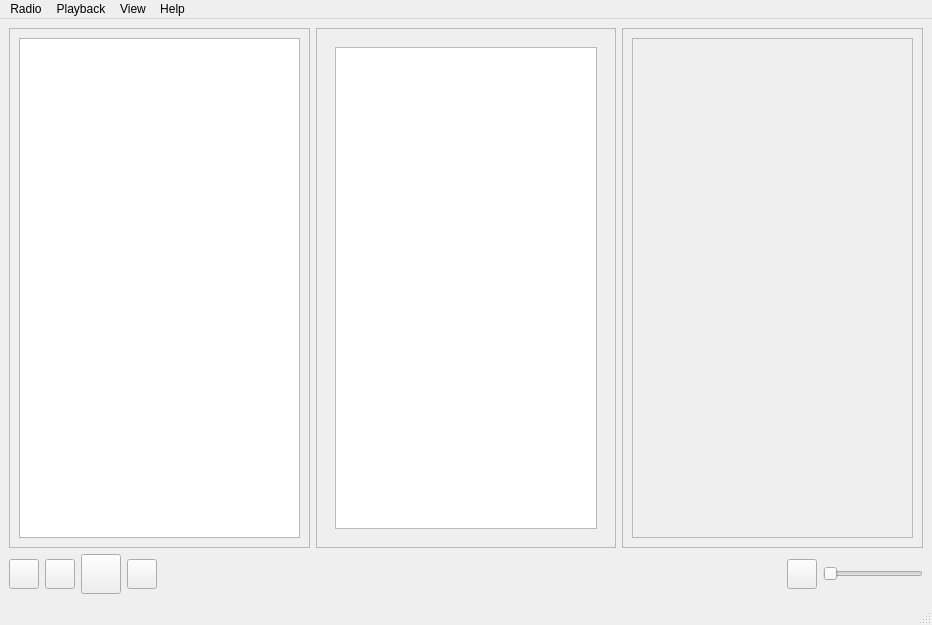
The window that mainwindow.ui (grzesiekkedzior/TuneScape) describes before a commit, drawn with Qt 5.
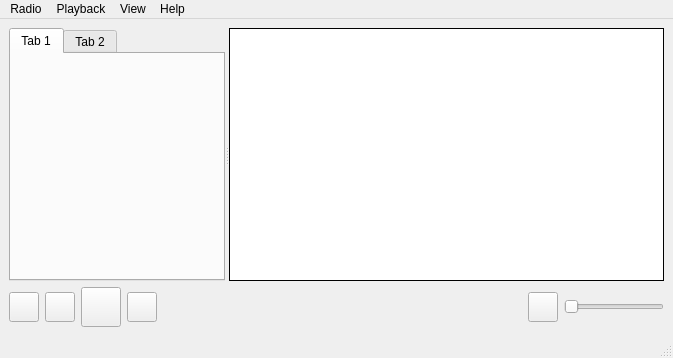
The same window after the commit. Icons and pictures are not drawn.

Commit message:
Add tab widget to the menu area
Set the menu on the tab widget and delete the info window.

The edit to the form file:
```diff
--- a/mainwindow.ui
+++ b/mainwindow.ui
@@ -6,19 +6,78 @@
    <rect>
     <x>0</x>
     <y>0</y>
-    <width>932</width>
-    <height>625</height>
+    <width>673</width>
+    <height>358</height>
    </rect>
   </property>
   <property name="windowTitle">
    <string>MainWindow</string>
   </property>
   <widget class="QWidget" name="centralwidget">
-   <layout class="QVBoxLayout" name="verticalLayout_2">
+   <property name="sizePolicy">
+    <sizepolicy hsizetype="Expanding" vsizetype="Expanding">
+     <horstretch>0</horstretch>
+     <verstretch>0</verstretch>
+    </sizepolicy>
+   </property>
+   <layout class="QVBoxLayout" name="verticalLayout">
     <item>
-     <layout class="QHBoxLayout" name="horizontalLayout">
-      <item>
+     <widget class="QSplitter" name="splitter">
+      <property name="sizePolicy">
+       <sizepolicy hsizetype="Expanding" vsizetype="Expanding">
+        <horstretch>0</horstretch>
+        <verstretch>0</verstretch>
+       </sizepolicy>
+      </property>
+      <property name="orientation">
+       <enum>Qt::Horizontal</enum>
+      </property>
        <widget class="QScrollArea" name="scrollArea">
+       <property name="styleSheet">
+        <string notr="true">/* Dostosowanie paska przewijania w QTreeView */
+QScrollBar:vertical {
+    width: 6px;
+    background: transparent;
+}
+
+QScrollBar::handle:vertical {
+    background: rgba(0, 0, 0, 30);
+    border-radius: 3px;
+}
+
+QScrollBar::add-line:vertical,
+QScrollBar::sub-line:vertical {
+    height: 0px;
+}
+
+QScrollBar:horizontal {
+    height: 6px;
+    background: transparent;
+}
+
+QScrollBar::handle:horizontal {
+    background: rgba(0, 0, 0, 30);
+    border-radius: 3px;
+}
+
+QScrollBar::add-line:horizontal,
+QScrollBar::sub-line:horizontal {
+    width: 0px;
+}
+</string>
+       </property>
+       <property name="frameShape">
+        <enum>QFrame::NoFrame</enum>
+       </property>
+       <property name="frameShadow">
+        <enum>QFrame::Plain</enum>
+       </property>
+       <property name="lineWidth">
+        <number>1</number>
+       </property>
+       <property name="sizeAdjustPolicy">
+        <enum>QAbstractScrollArea::AdjustIgnored</enum>
+       </property>
         <property name="widgetResizable">
          <bool>true</bool>
         </property>
@@ -27,20 +86,89 @@
           <rect>
            <x>0</x>
            <y>0</y>
-           <width>294</width>
-           <height>499</height>
-          </rect>
-         </property>
+          <width>310</width>
+          <height>236</height>
+         </rect>
+        </property>
+        <property name="styleSheet">
+         <string notr="true"/>
+        </property>
          <layout class="QHBoxLayout" name="horizontalLayout_2">
+         <property name="spacing">
+          <number>0</number>
+         </property>
+         <property name="leftMargin">
+          <number>0</number>
+         </property>
+         <property name="topMargin">
+          <number>0</number>
+         </property>
+         <property name="rightMargin">
+          <number>0</number>
+         </property>
+         <property name="bottomMargin">
+          <number>0</number>
+         </property>
           <item>
-           <widget class="QTreeView" name="treeView"/>
-          </item>
-         </layout>
-        </widget>
-       </widget>
-      </item>
-      <item>
+          <widget class="QTabWidget" name="tabWidget">
+           <widget class="QWidget" name="tab">
+            <attribute name="title">
+             <string>Tab 1</string>
+            </attribute>
+            <layout class="QHBoxLayout" name="horizontalLayout_6">
+             <item>
+              <layout class="QHBoxLayout" name="horizontalLayout">
+               <item>
+                <widget class="QTreeView" name="treeView">
+                 <property name="sizePolicy">
+                  <sizepolicy hsizetype="Expanding" vsizetype="Expanding">
+                   <horstretch>0</horstretch>
+                   <verstretch>0</verstretch>
+                  </sizepolicy>
+                 </property>
+                 <property name="styleSheet">
+                  <string notr="true">background-color: transparent;</string>
+                 </property>
+                 <property name="frameShape">
+                  <enum>QFrame::NoFrame</enum>
+                 </property>
+                 <property name="lineWidth">
+                  <number>1</number>
+                 </property>
+                 <property name="sizeAdjustPolicy">
+                  <enum>QAbstractScrollArea::AdjustToContentsOnFirstShow</enum>
+                 </property>
+                 <property name="indentation">
+                  <number>5</number>
+                 </property>
+                </widget>
+               </item>
+              </layout>
+             </item>
+            </layout>
+           </widget>
+           <widget class="QWidget" name="tab_2">
+            <attribute name="title">
+             <string>Tab 2</string>
+            </attribute>
+           </widget>
+          </widget>
+         </item>
+        </layout>
+       </widget>
+      </widget>
        <widget class="QScrollArea" name="scrollArea_2">
+       <property name="styleSheet">
+        <string notr="true">QScrollArea {
+		border: none;
+}</string>
+       </property>
+       <property name="frameShape">
+        <enum>QFrame::NoFrame</enum>
+       </property>
+       <property name="sizeAdjustPolicy">
+        <enum>QAbstractScrollArea::AdjustIgnored</enum>
+       </property>
         <property name="widgetResizable">
          <bool>true</bool>
         </property>
@@ -49,17 +177,54 @@
           <rect>
            <x>0</x>
            <y>0</y>
-           <width>300</width>
-           <height>499</height>
+          <width>335</width>
+          <height>236</height>
           </rect>
          </property>
          <layout class="QHBoxLayout" name="horizontalLayout_3">
+         <property name="spacing">
+          <number>5</number>
+         </property>
+         <property name="leftMargin">
+          <number>0</number>
+         </property>
+         <property name="topMargin">
+          <number>0</number>
+         </property>
+         <property name="rightMargin">
+          <number>0</number>
+         </property>
+         <property name="bottomMargin">
+          <number>0</number>
+         </property>
           <item>
            <widget class="QStackedWidget" name="stackedWidget">
             <widget class="QWidget" name="page">
              <layout class="QHBoxLayout" name="horizontalLayout_4">
+             <property name="spacing">
+              <number>0</number>
+             </property>
+             <property name="leftMargin">
+              <number>0</number>
+             </property>
+             <property name="topMargin">
+              <number>0</number>
+             </property>
+             <property name="rightMargin">
+              <number>0</number>
+             </property>
+             <property name="bottomMargin">
+              <number>0</number>
+             </property>
               <item>
-               <widget class="QListView" name="listView"/>
+              <widget class="QListView" name="listView">
+               <property name="frameShape">
+                <enum>QFrame::Panel</enum>
+               </property>
+               <property name="frameShadow">
+                <enum>QFrame::Plain</enum>
+               </property>
+              </widget>
               </item>
              </layout>
             </widget>
@@ -69,37 +234,7 @@
          </layout>
         </widget>
        </widget>
-      </item>
-      <item>
-       <widget class="QScrollArea" name="scrollArea_3">
-        <property name="widgetResizable">
-         <bool>true</bool>
-        </property>
-        <widget class="QWidget" name="scrollAreaWidgetContents_3">
-         <property name="geometry">
-          <rect>
-           <x>0</x>
-           <y>0</y>
-           <width>294</width>
-           <height>499</height>
-          </rect>
-         </property>
-         <layout class="QVBoxLayout" name="verticalLayout_4">
-          <item>
-           <widget class="QFrame" name="frame">
-            <property name="frameShape">
-             <enum>QFrame::StyledPanel</enum>
-            </property>
-            <property name="frameShadow">
-             <enum>QFrame::Raised</enum>
-            </property>
-           </widget>
-          </item>
-         </layout>
-        </widget>
-       </widget>
-      </item>
-     </layout>
+     </widget>
     </item>
     <item>
      <layout class="QHBoxLayout" name="horizontalLayout_5">
@@ -261,7 +396,7 @@
     <rect>
      <x>0</x>
      <y>0</y>
-     <width>932</width>
+     <width>673</width>
      <height>26</height>
     </rect>
    </property>
```
Lines whose indentation alone changed are shown as unchanged. The commit also changes 2 other files.
